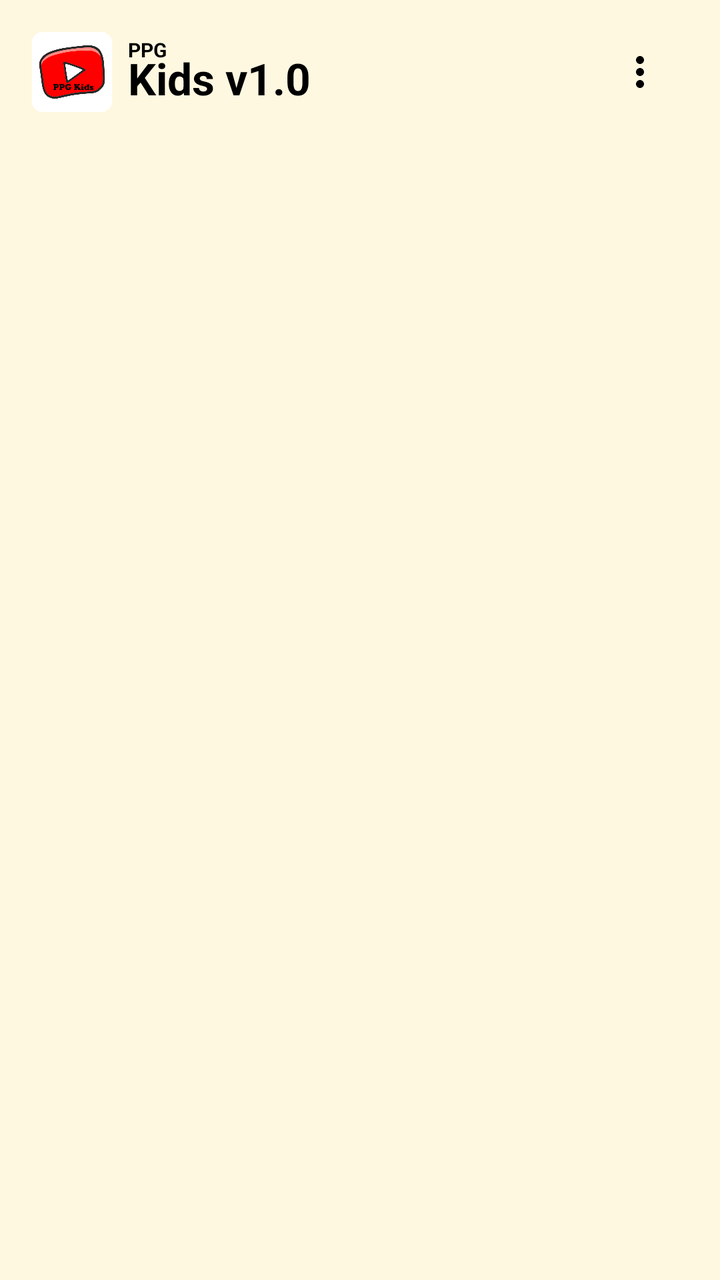
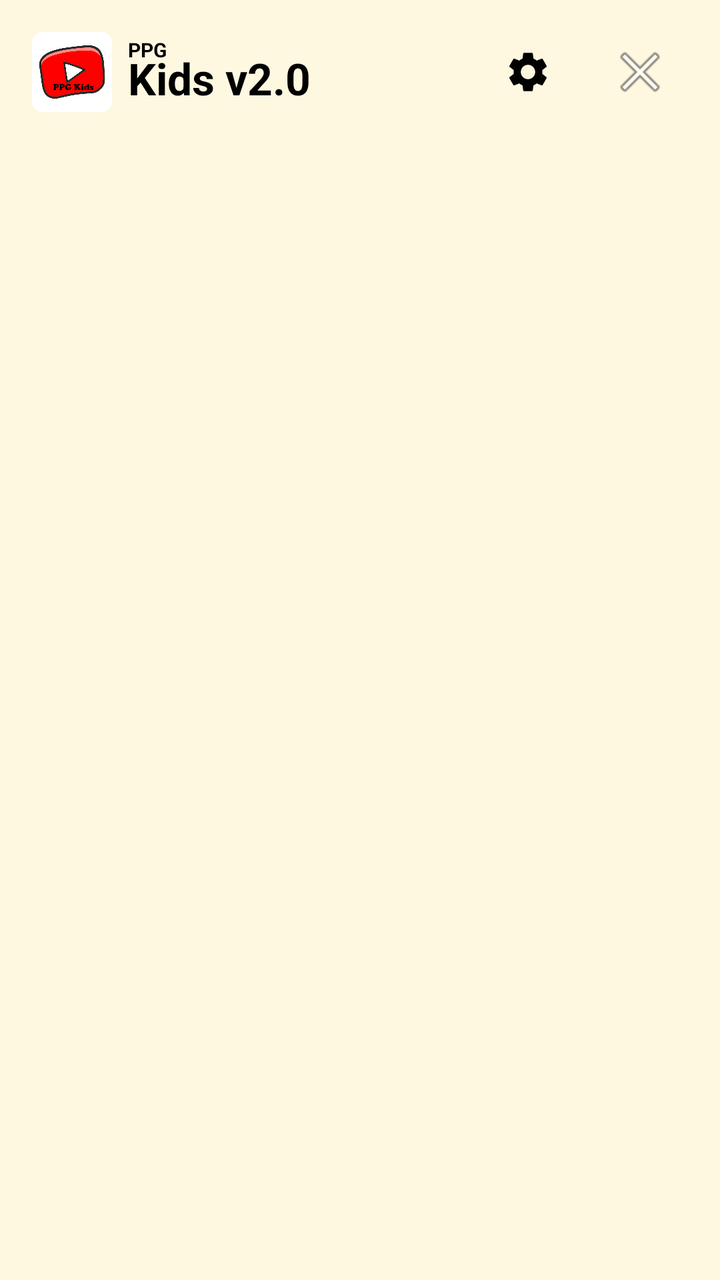

An Android layout rendered at two revisions. The XML below is the earlier revision; the diff shows what the commit changed to produce the second picture.
<!-- AndroidManifest.xml: application theme Theme.PPGYouTubeKids -->
<!-- res/layout/fragment_video_list.xml -->
<?xml version="1.0" encoding="utf-8"?>
<androidx.constraintlayout.widget.ConstraintLayout xmlns:android="http://schemas.android.com/apk/res/android"
    xmlns:app="http://schemas.android.com/apk/res-auto"
    android:layout_width="match_parent"
    android:layout_height="match_parent"
    android:background="@color/butterscotch_bg">

    
    <androidx.constraintlayout.widget.ConstraintLayout
        android:id="@+id/headerBar"
        android:layout_width="match_parent"
        android:layout_height="72dp"
        app:layout_constraintTop_toTopOf="parent">

        <ImageView
            android:id="@+id/appIcon"
            android:layout_width="40dp"
            android:layout_height="40dp"
            android:layout_marginStart="16dp"
            android:src="@drawable/ppg_kids_icon"
            app:layout_constraintBottom_toBottomOf="parent"
            app:layout_constraintStart_toStartOf="parent"
            app:layout_constraintTop_toTopOf="parent" />

        <LinearLayout
            android:id="@+id/appTitleContainer"
            android:layout_width="wrap_content"
            android:layout_height="wrap_content"
            android:layout_marginStart="8dp"
            android:orientation="vertical"
            app:layout_constraintBottom_toBottomOf="parent"
            app:layout_constraintStart_toEndOf="@+id/appIcon"
            app:layout_constraintTop_toTopOf="parent">

            <TextView
                android:id="@+id/ppgSubtitle"
                android:layout_width="wrap_content"
                android:layout_height="wrap_content"
                android:text="PPG"
                android:textColor="@android:color/black"
                android:textSize="10sp"
                android:textStyle="bold"
                android:includeFontPadding="false" />

            <TextView
                android:id="@+id/appTitle"
                android:layout_width="wrap_content"
                android:layout_height="wrap_content"
                android:text="@string/app_title_kids"
                android:textColor="@android:color/black"
                android:textSize="22sp"
                android:textStyle="bold"
                android:includeFontPadding="false"
                android:layout_marginTop="-4dp" />

        </LinearLayout>

        <com.google.android.material.tabs.TabLayout
            android:id="@+id/tabLayout"
            android:layout_width="wrap_content"
            android:layout_height="48dp"
            android:layout_marginStart="8dp"
            android:layout_marginEnd="8dp"
            android:background="@android:color/transparent"
            app:tabGravity="center"
            app:tabIndicatorHeight="3dp"
            app:tabIndicatorColor="@color/ytk_primary_red"
            app:tabMode="scrollable"
            app:tabMinWidth="75dp"
            app:tabMaxWidth="260dp"
            app:tabPaddingStart="12dp"
            app:tabPaddingEnd="12dp"
            app:tabRippleColor="@android:color/transparent"
            app:tabSelectedTextColor="@color/ytk_primary_red"
            app:tabTextColor="@android:color/black"
            app:tabTextAppearance="@style/TabTextAppearance"
            app:layout_constraintBottom_toBottomOf="parent"
            app:layout_constraintEnd_toStartOf="@+id/btnMenu"
            app:layout_constraintStart_toEndOf="@+id/appTitleContainer"
            app:layout_constraintTop_toTopOf="parent" />

        <ImageButton
            android:id="@+id/btnMenu"
            android:layout_width="48dp"
            android:layout_height="48dp"
            android:layout_marginEnd="16dp"
            android:background="?attr/selectableItemBackgroundBorderless"
            android:src="@drawable/ic_menu_vert_black"
            android:contentDescription="Settings"
            app:layout_constraintBottom_toBottomOf="parent"
            app:layout_constraintEnd_toEndOf="parent"
            app:layout_constraintTop_toTopOf="parent" />

    </androidx.constraintlayout.widget.ConstraintLayout>

    <androidx.recyclerview.widget.RecyclerView
        android:id="@+id/recyclerView"
        android:layout_width="match_parent"
        android:layout_height="0dp"
        android:clipToPadding="false"
        app:layout_constraintBottom_toBottomOf="parent"
        app:layout_constraintTop_toBottomOf="@id/headerBar" />

    <ProgressBar
        android:id="@+id/progressBar"
        android:layout_width="wrap_content"
        android:layout_height="wrap_content"
        android:visibility="gone"
        app:layout_constraintBottom_toBottomOf="parent"
        app:layout_constraintEnd_toEndOf="parent"
        app:layout_constraintStart_toStartOf="parent"
        app:layout_constraintTop_toTopOf="parent" />

    <TextView
        android:id="@+id/emptyView"
        android:layout_width="wrap_content"
        android:layout_height="wrap_content"
        android:gravity="center"
        android:padding="20dp"
        android:text="No videos found.\n\nPlease go to Settings (3-dots) to\nselect a folder and Rescan."
        android:textColor="@android:color/black"
        android:textSize="18sp"
        android:visibility="gone"
        app:layout_constraintBottom_toBottomOf="parent"
        app:layout_constraintEnd_toEndOf="parent"
        app:layout_constraintStart_toStartOf="parent"
        app:layout_constraintTop_toTopOf="parent" />

</androidx.constraintlayout.widget.ConstraintLayout>
<!-- resources referenced by this layout -->
<resources>
  <color name="butterscotch_bg">#FFF8E1</color>
  <color name="ytk_primary_red">#FF0000</color>
  <!-- drawable ic_menu_vert_black (drawable) -->
  <vector xmlns:android="http://schemas.android.com/apk/res/android"
      android:width="24dp"
      android:height="24dp"
      android:viewportWidth="24"
      android:viewportHeight="24"
      android:tint="@android:color/black">
    <path
        android:fillColor="@android:color/white"
        android:pathData="M12,8c1.1,0 2,-0.9 2,-2s-0.9,-2 -2,-2 -2,0.9 -2,2 0.9,2 2,2zM12,10c-1.1,0 -2,0.9 -2,2s0.9,2 2,2 2,-0.9 2,-2 -0.9,-2 -2,-2zM12,16c-1.1,0 -2,0.9 -2,2s0.9,2 2,2 2,-0.9 2,-2 -0.9,-2 -2,-2z"/>
  </vector>
  <!-- drawable ppg_kids_icon: png bitmap (drawable, 45632 bytes) -->
  <string name="app_title_kids">Kids v1.0</string>
  <style name="TabTextAppearance" parent="TextAppearance.Design.Tab">
          <item name="android:textSize">16sp</item>
          <item name="android:textStyle">bold</item>
          <item name="android:textAllCaps">false</item>
      </style>
  <style name="Theme.PPGYouTubeKids" parent="Base.Theme.PPGYouTubeKids" />
  <style name="Base.Theme.PPGYouTubeKids" parent="Theme.Material3.Light.NoActionBar">
          <item name="colorPrimary">@color/ytk_primary_red</item>
          <item name="colorSecondary">@color/ytk_cyan</item>
          <item name="android:windowBackground">@color/ytk_background</item>
          <item name="android:statusBarColor">@color/ytk_primary_red</item>
      </style>
  <color name="ytk_cyan">#00BCD4</color>
  <color name="ytk_background">#FFF8E1</color>
</resources>

<!-- the commit's change to res/layout/fragment_video_list.xml (unified diff, before → after) -->
@@ -83,10 +83,22 @@
             android:id="@+id/btnMenu"
             android:layout_width="48dp"
             android:layout_height="48dp"
+            android:layout_marginEnd="8dp"
+            android:background="?attr/selectableItemBackgroundBorderless"
+            android:src="@drawable/ic_settings_gear"
+            android:contentDescription="Settings"
+            app:layout_constraintBottom_toBottomOf="parent"
+            app:layout_constraintEnd_toStartOf="@+id/btnCloseApp"
+            app:layout_constraintTop_toTopOf="parent" />
+
+        <ImageButton
+            android:id="@+id/btnCloseApp"
+            android:layout_width="48dp"
+            android:layout_height="48dp"
             android:layout_marginEnd="16dp"
             android:background="?attr/selectableItemBackgroundBorderless"
-            android:src="@drawable/ic_menu_vert_black"
-            android:contentDescription="Settings"
+            android:src="@android:drawable/ic_menu_close_clear_cancel"
+            android:contentDescription="Close App"
             app:layout_constraintBottom_toBottomOf="parent"
             app:layout_constraintEnd_toEndOf="parent"
             app:layout_constraintTop_toTopOf="parent" />
@@ -117,7 +129,7 @@
         android:layout_height="wrap_content"
         android:gravity="center"
         android:padding="20dp"
-        android:text="No videos found.\n\nPlease go to Settings (3-dots) to\nselect a folder and Rescan."
+        android:text="No videos found.\n\nPlease go to Settings to\nselect a folder and Rescan."
         android:textColor="@android:color/black"
         android:textSize="18sp"
         android:visibility="gone"
<!-- resource entries referenced after the edit -->
@@ -2,19 +2,18 @@
 <resources>
   <color name="butterscotch_bg">#FFF8E1</color>
   <color name="ytk_primary_red">#FF0000</color>
-  <!-- drawable ic_menu_vert_black (drawable) -->
+  <!-- drawable ic_settings_gear (drawable) -->
   <vector xmlns:android="http://schemas.android.com/apk/res/android"
       android:width="24dp"
       android:height="24dp"
       android:viewportWidth="24"
-      android:viewportHeight="24"
-      android:tint="@android:color/black">
-    <path
-        android:fillColor="@android:color/white"
-        android:pathData="M12,8c1.1,0 2,-0.9 2,-2s-0.9,-2 -2,-2 -2,0.9 -2,2 0.9,2 2,2zM12,10c-1.1,0 -2,0.9 -2,2s0.9,2 2,2 2,-0.9 2,-2 -0.9,-2 -2,-2zM12,16c-1.1,0 -2,0.9 -2,2s0.9,2 2,2 2,-0.9 2,-2 -0.9,-2 -2,-2z"/>
+      android:viewportHeight="24">
+      <path
+          android:fillColor="@android:color/black"
+          android:pathData="M19.14,12.94c0.04,-0.3 0.06,-0.61 0.06,-0.94c0,-0.32 -0.02,-0.64 -0.07,-0.94l2.03,-1.58c0.18,-0.14 0.23,-0.41 0.12,-0.61l-1.92,-3.32c-0.12,-0.22 -0.37,-0.29 -0.59,-0.22l-2.39,0.96c-0.5,-0.38 -1.03,-0.7 -1.62,-0.94L14.4,2.81c-0.04,-0.24 -0.24,-0.41 -0.48,-0.41h-3.84c-0.24,0 -0.43,0.17 -0.47,0.41l-0.36,2.54c-0.59,0.24 -1.13,0.57 -1.62,0.94L5.24,5.33c-0.22,-0.08 -0.47,0 -0.59,0.22L2.74,8.87C2.62,9.08 2.66,9.34 2.84,9.48l2.03,1.58C4.82,11.36 4.8,11.68 4.8,12c0,0.32 0.02,0.64 0.07,0.94l-2.03,1.58c-0.18,0.14 -0.23,0.41 -0.12,0.61l1.92,3.32c0.12,0.22 0.37,0.29 0.59,0.22l2.39,-0.96c0.5,0.38 1.03,0.7 1.62,0.94l0.36,2.54c0.05,0.24 0.24,0.41 0.48,0.41h3.84c0.24,0 0.44,-0.17 0.47,-0.41l0.36,-2.54c0.59,-0.24 1.13,-0.57 1.62,-0.94l2.39,0.96c0.22,0.08 0.47,0 0.59,-0.22l1.92,-3.32c0.12,-0.22 0.07,-0.47 -0.12,-0.61L19.14,12.94zM12,15.6c-1.98,0 -3.6,-1.62 -3.6,-3.6s1.62,-3.6 3.6,-3.6s3.6,1.62 3.6,3.6S13.98,15.6 12,15.6z"/>
   </vector>
   <!-- drawable ppg_kids_icon: png bitmap (drawable, 45632 bytes) -->
-  <string name="app_title_kids">Kids v1.0</string>
+  <string name="app_title_kids">Kids v2.0</string>
   <style name="TabTextAppearance" parent="TextAppearance.Design.Tab">
           <item name="android:textSize">16sp</item>
           <item name="android:textStyle">bold</item>
